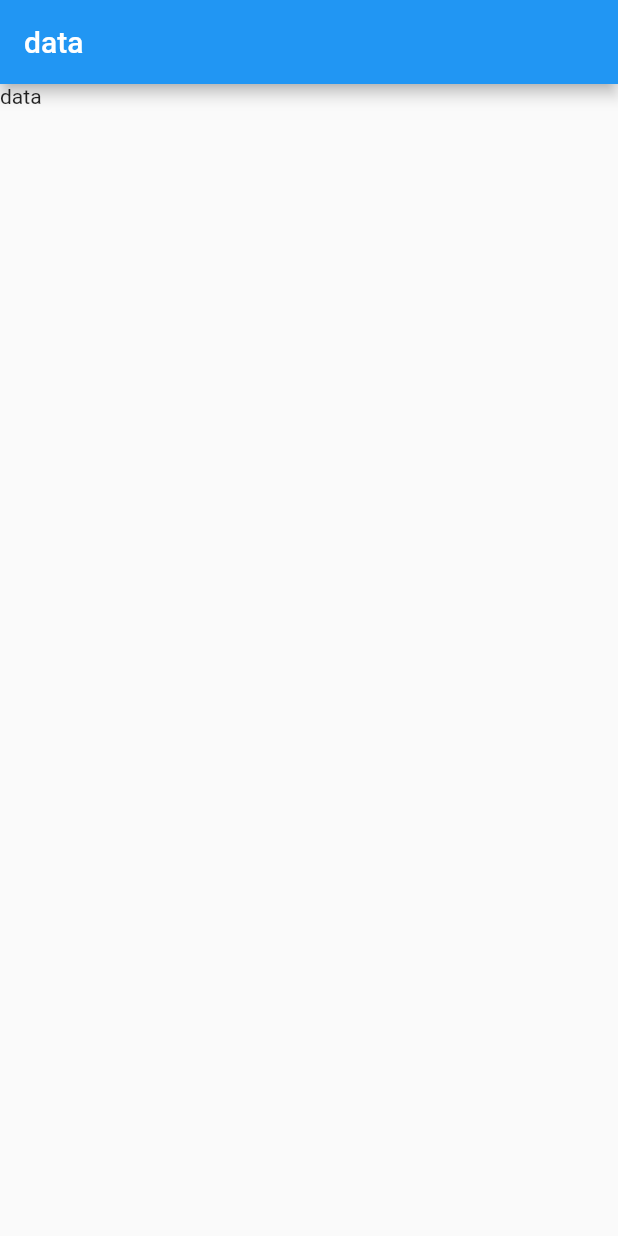
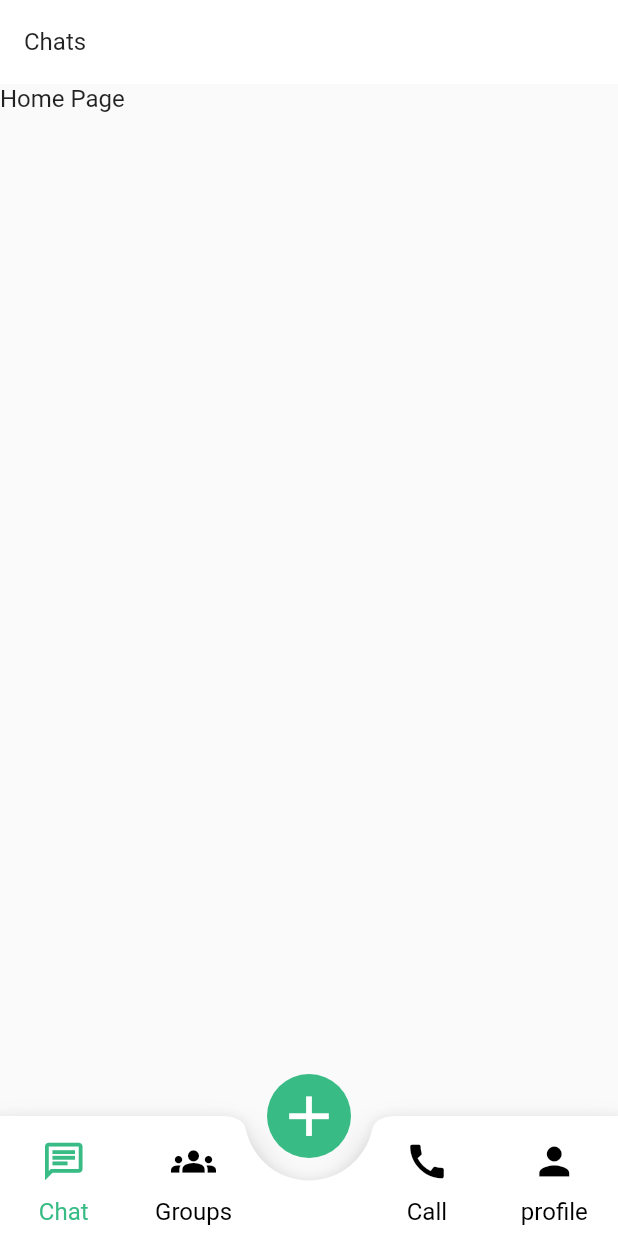
Before and after one commit to Bonnahjohn/advert, a Flutter app: the screen it shows after launch, on a phone screen of 412 x 824 dp. Run offline on Flutter 3.47's test engine with Material 2 defaults, Android fonts, the phone set to English and light mode, and no system bars; Roboto replaces fonts that are missing (Arial).

Commit message:
bottom app bar is establish in the app now

```diff
--- a/lib/Auth/splash.dart
+++ b/lib/Auth/splash.dart
@@ -36,19 +36,3 @@ class _SplashPageState extends State<SplashPage> {
         ));
   }
 }
-
-class SecondScreen extends StatelessWidget {
-  const SecondScreen({super.key});
-
-  @override
-  Widget build(BuildContext context) {
-    return Scaffold(
-      appBar: AppBar(title: Text("GeeksForGeeks")),
-      body: Center(
-          child: Text(
-        "Home page",
-        textScaleFactor: 2,
-      )),
-    );
-  }
-}
--- a/lib/main.dart
+++ b/lib/main.dart
@@ -1,6 +1,9 @@
-// ignore_for_file: prefer_const_constructors, unused_import
+// ignore_for_file: prefer_const_constructors, unused_import, sized_box_for_whitespace, deprecated_member_use
 
 import 'package:flutter/material.dart';
+import 'package:flutter/services.dart';
+
+import 'screens/home.dart';
 import 'Auth/splash.dart';
 
 void main() => runApp(
@@ -17,15 +20,24 @@ class _MyAppState extends State<MyApp> {
   @override
   Widget build(BuildContext context) {
     return MaterialApp(
-      debugShowCheckedModeBanner: false,
-      home: Scaffold(
-        appBar: AppBar(title: Text('data')),
-        body: Container(
-          height: 100,
-          width: 100,
-          child: Text('data'),
-        ),
-      ),
-    );
+        debugShowCheckedModeBanner: false,
+        title: 'Chatify',
+        theme: ThemeData(
+            textTheme: TextTheme(
+                bodyMedium: TextStyle(fontSize: 16, fontFamily: 'Arial'),
+                bodyLarge:
+                    TextStyle(fontSize: 22, fontWeight: FontWeight.bold)),
+            appBarTheme: AppBarTheme(
+                backgroundColor: Colors.white,
+                elevation: 0,
+                systemOverlayStyle:
+                    SystemUiOverlayStyle(statusBarColor: Colors.white)),
+            floatingActionButtonTheme: FloatingActionButtonThemeData(
+              backgroundColor: Color.fromRGBO(56, 187, 133, 1),
+              iconSize: 45,
+              elevation: 0,
+              splashColor: Colors.black,
+            )),
+        home: HomeScreen());
   }
 }
--- /dev/null
+++ b/lib/screens/home.dart
@@ -0,0 +1,144 @@
+// ignore_for_file: prefer_const_constructors, prefer_const_literals_to_create_immutables, non_constant_identifier_names, unused_field, use_key_in_widget_constructors
+
+import 'package:flutter/material.dart';
+
+class HomeScreen extends StatefulWidget {
+  const HomeScreen({Key? key});
+
+  @override
+  State<HomeScreen> createState() => _HomeScreenState();
+}
+
+class _HomeScreenState extends State<HomeScreen> {
+  int _selectedIndex = 0;
+
+  static final List<Widget> _widgetOptions = <Widget>[
+    Text('Home Page'),
+    Text('Search Page'),
+    Text('Profile Page'),
+    Text('Settings Page'),
+  ];
+
+  void _onItemTapped(int index) {
+    setState(() {
+      _selectedIndex = index;
+    });
+  }
+
+  static final List<Color> _iColor = [Color.fromRGBO(56, 187, 133, 1)];
+  @override
+  Widget build(BuildContext context) {
+    return Scaffold(
+      appBar: AppBar(
+        title: Text('Chats', style: Theme.of(context).textTheme.bodyMedium),
+      ),
+      body: _widgetOptions.elementAt(_selectedIndex),
+      floatingActionButton: FloatingActionButton(
+        onPressed: () {},
+        child: Icon(Icons.add),
+      ),
+      floatingActionButtonLocation: FloatingActionButtonLocation.centerDocked,
+      bottomNavigationBar: BottomAppBar(
+        padding: EdgeInsets.symmetric(vertical: 1),
+        height: 80,
+        shape: CircularNotchedRectangle(),
+        notchMargin: 15.0,
+        child: Row(
+          mainAxisSize: MainAxisSize.max,
+          mainAxisAlignment: MainAxisAlignment.spaceAround,
+          children: <Widget>[
+            Column(
+              mainAxisSize: MainAxisSize.min,
+              children: [
+                IconButton(
+                  icon: Icon(
+                    Icons.chat_outlined,
+                    size: 30,
+                  ),
+                  color: _selectedIndex == 0 ? _iColor[0] : Colors.black,
+                  onPressed: () {
+                    _onItemTapped(0);
+                  },
+                ),
+                Text(
+                  'Chat',
+                  style: TextStyle(
+                    color: _selectedIndex == 0 ? _iColor[0] : Colors.black,
+                  ),
+                )
+              ],
+            ),
+            Column(
+              mainAxisSize: MainAxisSize.min,
+              children: [
+                IconButton(
+                  icon: Icon(
+                    Icons.groups,
+                    size: 30,
+                  ),
+                  color: _selectedIndex == 1 ? _iColor[0] : Colors.black,
+                  onPressed: () {
+                    _onItemTapped(1);
+                  },
+                ),
+                Text(
+                  'Groups',
+                  style: TextStyle(
+                    color: _selectedIndex == 1 ? _iColor[0] : Colors.black,
+                  ),
+                )
+              ],
+            ),
+            SizedBox(width: 32),
+            Column(
+              mainAxisSize: MainAxisSize.min,
+              children: [
+                IconButton(
+                  icon: Icon(
+                    Icons.call,
+                    size: 30,
+                  ),
+                  color: _selectedIndex == 2 ? _iColor[0] : Colors.black,
+                  onPressed: () {
+                    _onItemTapped(2);
+                  },
+                ),
+                Text(
+                  'Call',
+                  style: TextStyle(
+                    color: _selectedIndex == 2 ? _iColor[0] : Colors.black,
+                  ),
+                )
+              ],
+            ),
+            Column(
+              mainAxisSize: MainAxisSize.min,
+              children: [
+                IconButton(
+                  icon: Icon(
+                    Icons.person,
+                    size: 30,
+                  ),
+                  color: _selectedIndex == 3 ? _iColor[0] : Colors.black,
+                  onPressed: () {
+                    _onItemTapped(3);
+                  },
+                ),
+                Text(
+                  'profile',
+                  style: TextStyle(
+                    color: _selectedIndex == 3 ? _iColor[0] : Colors.black,
+                  ),
+                )
+              ],
+            )
+          ],
+        ),
+      ),
+    );
+  }
+}
+
+// mmmmmmmmmmmmmmmmmmmmmmmmmmm
+// Bottomnavigationbar
+//mmmmmmmmmmmmmmmmmmmmmmmmmmm
--- a/pubspec.yaml
+++ b/pubspec.yaml
@@ -34,7 +34,6 @@ dependencies:
   # The following adds the Cupertino Icons font to your application.
   # Use with the CupertinoIcons class for iOS style icons.
   cupertino_icons: ^1.0.2
-  google_mobile_ads: ^2.4.0
 
 dev_dependencies:
   flutter_test:
```
Also changed, not shown: pubspec.lock.
